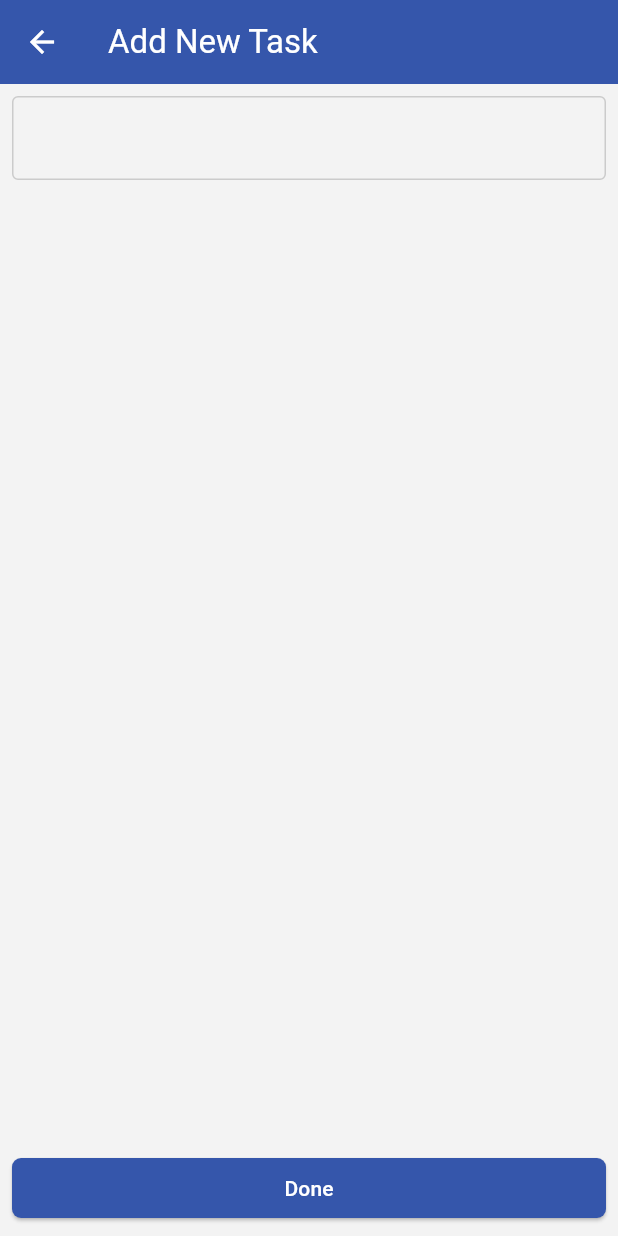
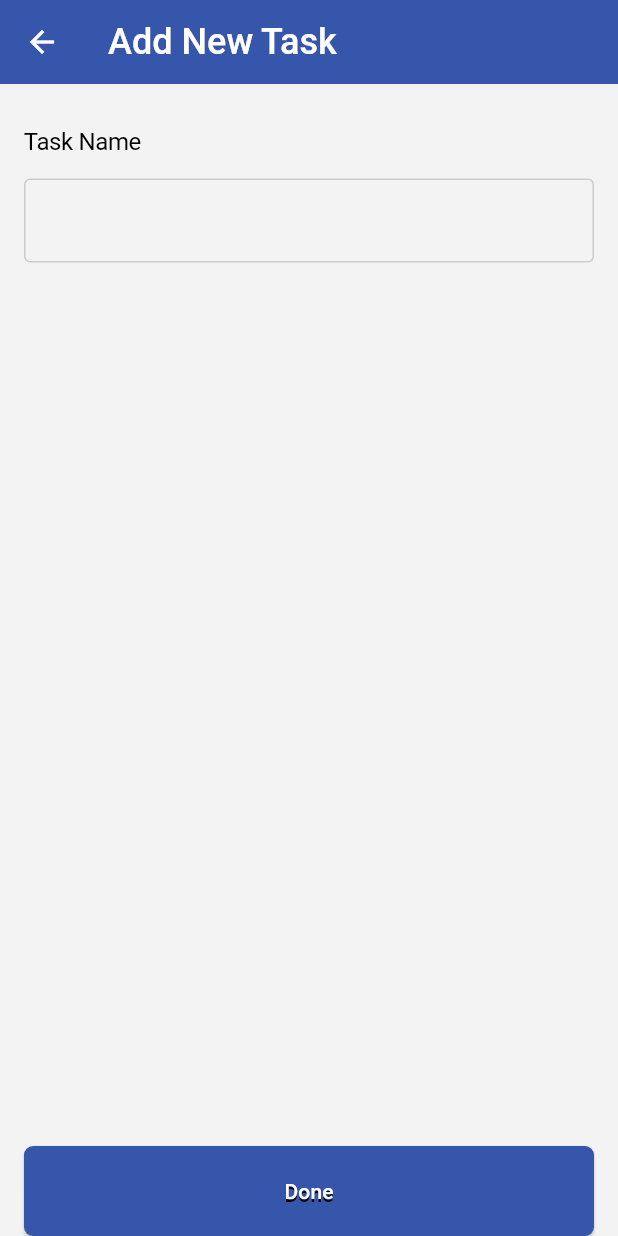
Before and after one commit to egemenongel/to_do_app, a Flutter app: the screen it shows after launch, after a tap on the "add" icon, on a phone screen of 412 x 824 dp. Run offline on Flutter 3.47's test engine with Material 3 defaults, Android fonts, the phone set to English and light mode, and no system bars; our stand-ins replace flutter_hooks, flutter_svg, freezed_annotation, go_router, hooks_riverpod, riverpod_annotation; generated files the repository leaves out were written again.

Commit message:
fix: Update design and refactor code

```diff
--- /dev/null
+++ b/lib/core/components/primary_elevated_button.dart
@@ -0,0 +1,22 @@
+import 'package:flutter/material.dart';
+
+class PrimaryElevatedButton extends StatelessWidget {
+  const PrimaryElevatedButton({
+    super.key,
+    required this.onPressed,
+    required this.child,
+  });
+  final void Function()? onPressed;
+  final Widget? child;
+  @override
+  Widget build(BuildContext context) {
+    return SizedBox(
+      height: 60,
+      width: double.infinity,
+      child: ElevatedButton(
+        onPressed: onPressed,
+        child: child,
+      ),
+    );
+  }
+}
--- /dev/null
+++ b/lib/core/components/primary_text_field.dart
@@ -0,0 +1,29 @@
+import 'package:flutter/material.dart';
+
+class PrimaryTextField extends StatelessWidget {
+  const PrimaryTextField({
+    super.key,
+    this.controller,
+    this.validator,
+  });
+  final TextEditingController? controller;
+  final String? Function(String?)? validator;
+  @override
+  Widget build(BuildContext context) {
+    return TextFormField(
+      style: const TextStyle(color: Color(0xff0d2972)),
+      decoration: const InputDecoration(
+        enabledBorder: OutlineInputBorder(
+          borderSide: BorderSide(color: Color(0xffcbcbcb)),
+        ),
+        focusedBorder: OutlineInputBorder(
+          borderSide: BorderSide(
+            color: Color(0xff0d2972),
+          ),
+        ),
+      ),
+      controller: controller,
+      validator: validator,
+    );
+  }
+}
--- a/lib/core/constants/constants.dart
+++ b/lib/core/constants/constants.dart
@@ -1,3 +1,5 @@
-abstract final class C {
-  const C._();
+abstract final class R {
+  const R._();
+  static String avatar = 'assets/images/avatar.png';
+  static String premium = 'assets/images/premium.svg';
 }
--- a/lib/core/theme/theme.dart
+++ b/lib/core/theme/theme.dart
@@ -13,6 +13,9 @@ class AppTheme {
   static Color secondaryColor = const Color(0xffCDE53D);
   static Color tertiaryColor = const Color(0xff071D55);
   static Color surfaceColor = const Color(0xfff3f3f3);
+  static Color grey = const Color(0xff8d8d8d);
+  static Color secondaryTextColor = const Color(0xff0d2972);
+  static Color yellow = const Color(0xffF2C94C);
   static Color white = Colors.white;
   static Color black = Colors.black;
   static Color errorColor = Colors.red;
@@ -20,6 +23,50 @@ class AppTheme {
   static ThemeData get lightTheme {
     return ThemeData(
       fontFamily: 'Roboto',
+      textTheme: TextTheme(
+        titleLarge: TextStyle(
+          color: white,
+          fontWeight: FontWeight.w100,
+          fontSize: 25,
+          fontStyle: FontStyle.italic,
+        ),
+        titleMedium: TextStyle(
+          color: yellow,
+          fontWeight: FontWeight.w500,
+          fontSize: 18,
+        ),
+        titleSmall: TextStyle(
+          color: white,
+          fontWeight: FontWeight.w500,
+          fontSize: 16,
+        ),
+        bodyMedium: TextStyle(
+          color: tertiaryColor,
+          fontWeight: FontWeight.bold,
+          fontSize: 18,
+        ),
+        bodySmall: TextStyle(
+          color: secondaryTextColor,
+          fontWeight: FontWeight.normal,
+          fontSize: 12,
+        ),
+        displayLarge: TextStyle(
+          color: black,
+          fontWeight: FontWeight.w400,
+          fontSize: 16,
+        ),
+        displayMedium: TextStyle(
+          color: tertiaryColor,
+          fontWeight: FontWeight.w500,
+          fontSize: 16,
+        ),
+        displaySmall: TextStyle(
+          color: grey,
+          fontWeight: FontWeight.w500,
+          fontSize: 16,
+          decoration: TextDecoration.lineThrough,
+        ),
+      ),
       colorScheme: ColorScheme(
         brightness: Brightness.light,
         primary: primaryColor,
@@ -35,16 +82,24 @@ class AppTheme {
       appBarTheme: AppBarTheme(
         backgroundColor: primaryColor,
         foregroundColor: white,
+        titleTextStyle: TextStyle(
+          color: white,
+          fontSize: 24,
+          fontWeight: FontWeight.w500,
+        ),
       ),
       outlinedButtonTheme: OutlinedButtonThemeData(
         style: OutlinedButton.styleFrom(
           shape: RoundedRectangleBorder(
-              borderRadius: const BorderRadius.all(
-                Radius.circular(4),
-              ),
-              side: BorderSide(
-                color: tertiaryColor,
-              )),
+            borderRadius: const BorderRadius.all(
+              Radius.circular(4),
+            ),
+            side: BorderSide(
+              color: tertiaryColor,
+            ),
+          ),
+          foregroundColor: tertiaryColor,
+          padding: EdgeInsets.zero,
         ),
       ),
       elevatedButtonTheme: ElevatedButtonThemeData(
--- a/lib/features/add_todo/view/add_todo_view.dart
+++ b/lib/features/add_todo/view/add_todo_view.dart
@@ -2,6 +2,8 @@ import 'package:flutter/material.dart';
 import 'package:flutter_hooks/flutter_hooks.dart';
 import 'package:go_router/go_router.dart';
 import 'package:hooks_riverpod/hooks_riverpod.dart';
+import 'package:to_do_app/core/components/primary_elevated_button.dart';
+import 'package:to_do_app/core/components/primary_text_field.dart';
 import 'package:to_do_app/core/extensions/context_extensions.dart';
 import 'package:to_do_app/features/providers/todo_provider.dart';
 
@@ -29,28 +31,65 @@ class _Form extends HookConsumerWidget {
     return Form(
       key: formKey,
       child: Padding(
-        padding: context.padding8,
+        padding: context.paddingHorizontal16,
         child: Column(
+          crossAxisAlignment: CrossAxisAlignment.start,
           children: [
-            TextFormField(
-              style: const TextStyle(color: Color(0xff0d2972)),
-              decoration: const InputDecoration(
-                enabledBorder: OutlineInputBorder(
-                  borderSide: BorderSide(color: Color(0xffcbcbcb)),
-                ),
-                focusedBorder: OutlineInputBorder(
-                  borderSide: BorderSide(color: Color(0xffcbcbcb)),
+            const SizedBox(height: 30),
+            const _Header(),
+            const SizedBox(height: 15),
+            _NameField(name: name),
+            const Spacer(),
+            _DoneButton(formKey: formKey, name: name)
+          ],
         ),
       ),
+    );
+  }
+}
+
+class _Header extends StatelessWidget {
+  const _Header();
+
+  @override
+  Widget build(BuildContext context) {
+    return Text(
+      'Task Name',
+      style: context.textTheme.displayLarge,
+    );
+  }
+}
+
+class _NameField extends StatelessWidget {
+  const _NameField({
+    required this.name,
+  });
+
+  final TextEditingController name;
+
+  @override
+  Widget build(BuildContext context) {
+    return PrimaryTextField(
       controller: name,
-              validator: (value) => (value == null || value.isEmpty)
-                  ? 'Please fill this field'
-                  : null,
-            ),
-            const Spacer(),
-            SizedBox(
-              width: double.infinity,
-              child: ElevatedButton(
+      validator: (value) =>
+          (value == null || value.isEmpty) ? 'Please fill this field' : null,
+    );
+  }
+}
+
+class _DoneButton extends ConsumerWidget {
+  const _DoneButton({
+    required this.formKey,
+    required this.name,
+  });
+
+  final GlobalKey<FormState> formKey;
+  final TextEditingController name;
+
+  @override
+  Widget build(BuildContext context, WidgetRef ref) {
+    return SafeArea(
+      child: PrimaryElevatedButton(
         onPressed: () {
           if (formKey.currentState!.validate()) {
             ref.read(todoNotifierProvider.notifier).add(name.text);
@@ -59,10 +98,13 @@ class _Form extends HookConsumerWidget {
         },
         child: const Text(
           'Done',
+          style: TextStyle(
+            shadows: [
+              Shadow(
+                offset: Offset(0.0, 2.0), // Position of the shadow
               ),
+            ],
           ),
-            )
-          ],
         ),
       ),
     );
--- a/lib/features/edit_todo/view/edit_todo_view.dart
+++ b/lib/features/edit_todo/view/edit_todo_view.dart
@@ -2,6 +2,8 @@ import 'package:flutter/material.dart';
 import 'package:flutter_hooks/flutter_hooks.dart';
 import 'package:go_router/go_router.dart';
 import 'package:hooks_riverpod/hooks_riverpod.dart';
+import 'package:to_do_app/core/components/primary_elevated_button.dart';
+import 'package:to_do_app/core/components/primary_text_field.dart';
 import 'package:to_do_app/core/extensions/context_extensions.dart';
 import 'package:to_do_app/features/providers/todo_provider.dart';
 
@@ -36,28 +38,67 @@ class _Form extends HookConsumerWidget {
     return Form(
       key: formKey,
       child: Padding(
-        padding: context.padding8,
+        padding: context.paddingHorizontal16,
         child: Column(
+          crossAxisAlignment: CrossAxisAlignment.start,
           children: [
-            TextFormField(
-              style: const TextStyle(color: Color(0xff0d2972)),
-              decoration: const InputDecoration(
-                enabledBorder: OutlineInputBorder(
-                  borderSide: BorderSide(color: Color(0xffcbcbcb)),
-                ),
-                focusedBorder: OutlineInputBorder(
-                  borderSide: BorderSide(color: Color(0xffcbcbcb)),
+            const SizedBox(height: 30),
+            const _Header(),
+            const SizedBox(height: 15),
+            _NameField(name: name),
+            const Spacer(),
+            _DoneButton(formKey: formKey, id: id, name: name)
+          ],
         ),
       ),
+    );
+  }
+}
+
+class _Header extends StatelessWidget {
+  const _Header();
+
+  @override
+  Widget build(BuildContext context) {
+    return Text(
+      'Task Name',
+      style: context.textTheme.displayLarge,
+    );
+  }
+}
+
+class _NameField extends StatelessWidget {
+  const _NameField({
+    required this.name,
+  });
+
+  final TextEditingController name;
+
+  @override
+  Widget build(BuildContext context) {
+    return PrimaryTextField(
       controller: name,
-              validator: (value) => (value == null || value.isEmpty)
-                  ? 'Please fill this field'
-                  : null,
-            ),
-            const Spacer(),
-            SizedBox(
-              width: double.infinity,
-              child: ElevatedButton(
+      validator: (value) =>
+          (value == null || value.isEmpty) ? 'Please fill this field' : null,
+    );
+  }
+}
+
+class _DoneButton extends ConsumerWidget {
+  const _DoneButton({
+    required this.formKey,
+    required this.id,
+    required this.name,
+  });
+
+  final GlobalKey<FormState> formKey;
+  final String id;
+  final TextEditingController name;
+
+  @override
+  Widget build(BuildContext context, WidgetRef ref) {
+    return SafeArea(
+        child: PrimaryElevatedButton(
       onPressed: () {
         if (formKey.currentState!.validate()) {
           ref.read(todoNotifierProvider.notifier).edit(id, name.text);
@@ -67,11 +108,6 @@ class _Form extends HookConsumerWidget {
       child: const Text(
         'Done',
       ),
-              ),
-            )
-          ],
-        ),
-      ),
-    );
+    ));
   }
 }
--- a/lib/features/home/view/home_view.dart
+++ b/lib/features/home/view/home_view.dart
@@ -3,7 +3,10 @@ import 'dart:async';
 import 'package:flutter/material.dart';
 import 'package:hooks_riverpod/hooks_riverpod.dart';
 import 'package:to_do_app/core/config/router.dart';
+import 'package:to_do_app/core/constants/constants.dart';
 import 'package:to_do_app/core/extensions/context_extensions.dart';
+import 'package:to_do_app/features/home/view/widgets/premium_banner.dart';
+import 'package:to_do_app/features/home/view/widgets/todo_card.dart';
 import 'package:to_do_app/features/providers/todo_provider.dart';
 
 class HomeView extends StatelessWidget {
@@ -13,34 +16,42 @@ class HomeView extends StatelessWidget {
   Widget build(BuildContext context) {
     return Scaffold(
       appBar: AppBar(
-        toolbarHeight: 123,
+        toolbarHeight: 2 * kToolbarHeight,
         title: Row(
           children: [
             CircleAvatar(
               backgroundColor: context.theme.colorScheme.onPrimary,
+              child: Image.asset(R.avatar),
             ),
-            const Column(
-              crossAxisAlignment: CrossAxisAlignment.start,
-              children: [
-                Text('Hello, Egemen'),
-                Text('egemenongel@gmail.com'),
-              ],
+            Padding(
+              padding: const EdgeInsets.symmetric(horizontal: 20),
+              child: Column(
+                crossAxisAlignment: CrossAxisAlignment.start,
+                children: [
+                  Text(
+                    'Hello, EGEMEN',
+                    style: context.textTheme.titleSmall,
+                  ),
+                  Text(
+                    'egemenongel@gmail.com',
+                    style: context.textTheme.titleLarge,
+                  ),
+                ],
+              ),
             ),
           ],
         ),
       ),
       body: const SingleChildScrollView(
-        child: _Todos(),
-      ),
-      floatingActionButton: FloatingActionButton(
-        onPressed: () => unawaited(
-          const AddTodoRoute().push(context),
-        ),
-        shape: const CircleBorder(),
-        child: const Icon(
-          Icons.add,
+        child: Column(
+          children: [
+            PremiumBanner(),
+            SizedBox(height: 20),
+            _Todos(),
+          ],
         ),
       ),
+      floatingActionButton: const _AddButton(),
     );
   }
 }
@@ -54,40 +65,26 @@ class _Todos extends ConsumerWidget {
     return Column(
       children: todos
           .map(
-            (e) => SizedBox(
-              height: 91,
-              child: Card(
-                child: Padding(
-                  padding: const EdgeInsets.all(19),
-                  child: Row(
-                    children: [
-                      Checkbox(
-                        value: e.isCompleted,
-                        onChanged: (value) => ref
-                            .read(todoNotifierProvider.notifier)
-                            .toggle(e.id!),
-                      ),
-                      Text(
-                        e.name!,
-                        style: TextStyle(
-                          decoration:
-                              e.isCompleted ? TextDecoration.lineThrough : null,
-                        ),
-                      ),
-                      const Spacer(),
-                      OutlinedButton(
-                        onPressed: () => unawaited(
-                          EditTodoRoute(id: e.id!).push(context),
-                        ),
-                        child: const Text('Edit'),
-                      )
-                    ],
-                  ),
-                ),
-              ),
-            ),
+            (todo) => TodoCard(todo: todo),
           )
           .toList(),
     );
   }
 }
+
+class _AddButton extends StatelessWidget {
+  const _AddButton();
+
+  @override
+  Widget build(BuildContext context) {
+    return FloatingActionButton(
+      onPressed: () => unawaited(
+        const AddTodoRoute().push(context),
+      ),
+      shape: const CircleBorder(),
+      child: const Icon(
+        Icons.add,
+      ),
+    );
+  }
+}
--- /dev/null
+++ b/lib/features/home/view/widgets/premium_banner.dart
@@ -0,0 +1,95 @@
+import 'package:flutter/material.dart';
+import 'package:flutter_svg/svg.dart';
+import 'package:to_do_app/core/constants/constants.dart';
+import 'package:to_do_app/core/extensions/context_extensions.dart';
+
+class PremiumBanner extends StatelessWidget {
+  const PremiumBanner({super.key});
+
+  @override
+  Widget build(BuildContext context) {
+    return Stack(
+      children: [
+        Container(
+          height: 116,
+          padding: const EdgeInsets.symmetric(horizontal: 25),
+          decoration: BoxDecoration(
+            color: context.theme.colorScheme.secondary,
+            border: Border.all(
+              width: 2,
+              color: const Color(0xff9EB031),
+            ),
+          ),
+          child: const Row(
+            children: [
+              _Image(),
+              SizedBox(width: 30),
+              _Text(),
+              Spacer(),
+            ],
+          ),
+        ),
+        const _Price(),
+      ],
+    );
+  }
+}
+
+class _Image extends StatelessWidget {
+  const _Image();
+
+  @override
+  Widget build(BuildContext context) {
+    return SvgPicture.asset(R.premium);
+  }
+}
+
+class _Text extends StatelessWidget {
+  const _Text();
+
+  @override
+  Widget build(BuildContext context) {
+    return SizedBox(
+      width: 150,
+      child: Column(
+        crossAxisAlignment: CrossAxisAlignment.start,
+        mainAxisAlignment: MainAxisAlignment.center,
+        children: [
+          Text(
+            'Go Pro (No Ads)',
+            style: context.textTheme.bodyMedium,
+          ),
+          Text(
+            'No fuss, no ads, for only \$1 a month',
+            style: context.textTheme.bodySmall,
+          ),
+        ],
+      ),
+    );
+  }
+}
+
+class _Price extends StatelessWidget {
+  const _Price();
+
+  @override
+  Widget build(BuildContext context) {
+    return Positioned(
+      right: 0,
+      child: Padding(
+        padding: const EdgeInsets.symmetric(horizontal: 25),
+        child: Container(
+          height: 71,
+          width: 71,
+          color: const Color(0xff071D55),
+          child: Center(
+            child: Text(
+              '\$1',
+              style: context.textTheme.titleMedium,
+            ),
+          ),
+        ),
+      ),
+    );
+  }
+}
--- /dev/null
+++ b/lib/features/home/view/widgets/todo_card.dart
@@ -0,0 +1,125 @@
+import 'dart:async';
+
+import 'package:flutter/material.dart';
+import 'package:hooks_riverpod/hooks_riverpod.dart';
+import 'package:to_do_app/core/config/router.dart';
+import 'package:to_do_app/core/extensions/context_extensions.dart';
+import 'package:to_do_app/features/models/todo.dart';
+import 'package:to_do_app/features/providers/todo_provider.dart';
+
+class TodoCard extends StatelessWidget {
+  const TodoCard({super.key, required this.todo});
+  final Todo todo;
+  @override
+  Widget build(BuildContext context) {
+    return Padding(
+      padding: const EdgeInsets.only(left: 12, right: 12, bottom: 16),
+      child: SizedBox(
+        height: 100,
+        child: Card(
+          shadowColor: Colors.black,
+          child: Container(
+            decoration: BoxDecoration(
+              borderRadius: const BorderRadius.all(
+                Radius.circular(6),
+              ),
+              border: Border.all(
+                color: const Color(0xffe7e7e7),
+              ),
+              color: Colors.white,
+              boxShadow: [
+                BoxShadow(
+                  offset: const Offset(0, 8),
+                  blurRadius: 4,
+                  color: Colors.black.withOpacity(0.1),
+                )
+              ],
+            ),
+            padding: const EdgeInsets.all(20),
+            child: Row(
+              children: [
+                _Checkbox(todo: todo),
+                _Name(todo: todo),
+                const Spacer(),
+                _EditButton(todo: todo)
+              ],
+            ),
+          ),
+        ),
+      ),
+    );
+  }
+}
+
+class _Checkbox extends ConsumerWidget {
+  const _Checkbox({
+    required this.todo,
+  });
+
+  final Todo todo;
+
+  @override
+  Widget build(BuildContext context, WidgetRef ref) {
+    return Transform.scale(
+      scale: 1.5,
+      child: Checkbox(
+        shape: const CircleBorder(
+          side: BorderSide(),
+        ),
+        side: BorderSide(
+          color: todo.isCompleted
+              ? const Color(0xff49C25D)
+              : const Color(0xff071d55),
+          width: 1,
+          style: BorderStyle.solid,
+        ),
+        checkColor: const Color(0xff399649),
+        fillColor: WidgetStatePropertyAll(
+          todo.isCompleted ? const Color(0xff53da69) : Colors.white,
+        ),
+        value: todo.isCompleted,
+        onChanged: (value) =>
+            ref.read(todoNotifierProvider.notifier).toggle(todo.id!),
+      ),
+    );
+  }
+}
+
+class _Name extends StatelessWidget {
+  const _Name({
+    required this.todo,
+  });
+
+  final Todo todo;
+
+  @override
+  Widget build(BuildContext context) {
+    return Text(
+      todo.name!,
+      style: todo.isCompleted
+          ? context.textTheme.displaySmall
+          : context.textTheme.displayMedium,
+    );
+  }
+}
+
+class _EditButton extends StatelessWidget {
+  const _EditButton({
+    required this.todo,
+  });
+
+  final Todo todo;
+
+  @override
+  Widget build(BuildContext context) {
+    return SizedBox(
+      width: 40,
+      child: OutlinedButton(
+        onPressed: () => unawaited(
+          EditTodoRoute(id: todo.id!).push(context),
+        ),
+        child: const Text('Edit'),
+      ),
+    );
+  }
+}
```
Lines whose indentation alone changed are shown as unchanged.
